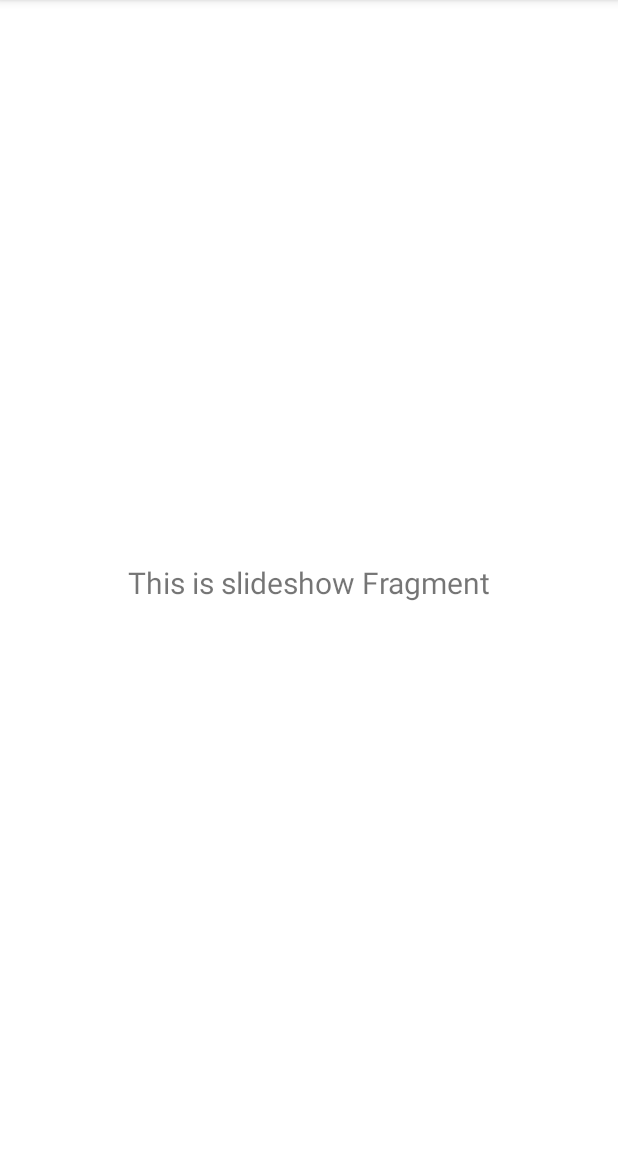
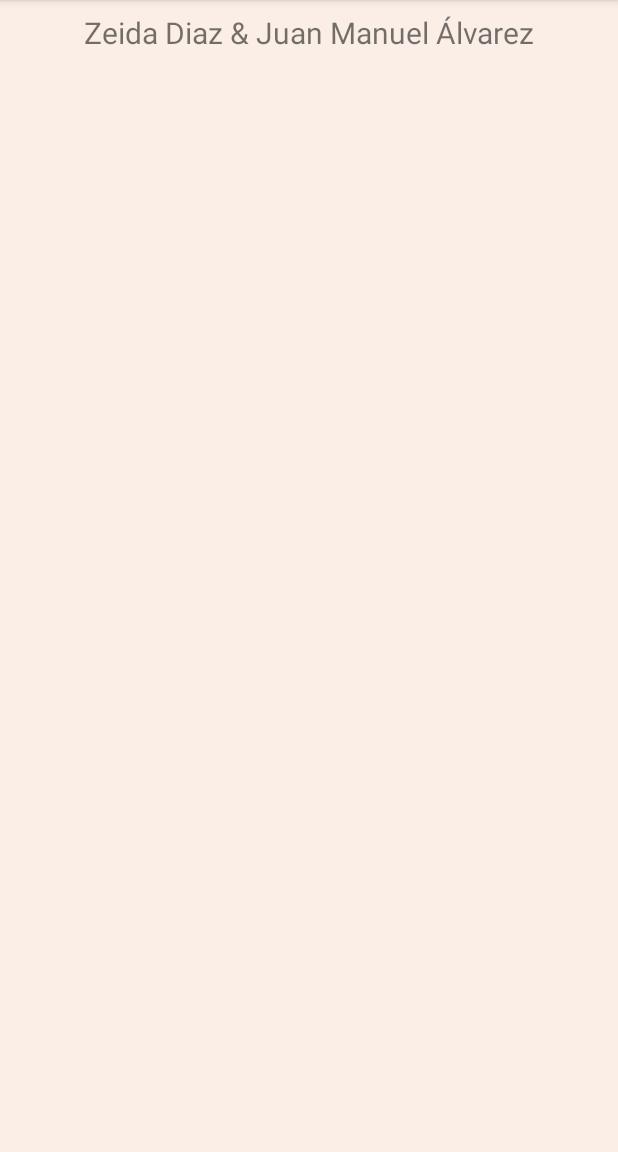
Before and after one commit to alexym/Z_A_MiBoda, an Android app: the fragment TomaNotaFragment shown on its own in the app's theme, on a phone screen of 412 x 824 dp, the part 84-1236 px from its top. Run offline under Robolectric (Android 15) with nearby library versions, the phone set to English and light mode, and no system bars; Roboto replaces fonts that are not available here; 2 statements that could not run were skipped.

Commit message:
ser corrigen cosas

```diff
--- a/app/src/main/java/com/alexym/android/zamiboda/constants/Constants.kt
+++ b/app/src/main/java/com/alexym/android/zamiboda/constants/Constants.kt
@@ -2,6 +2,6 @@ package com.alexym.android.zamiboda.constants
 
 object Constants {
     const val EVENT_DATE_TIME = "2022-06-04 16:00:00"
-//    const val EVENT_DATE_TIME = "2022-02-03 16:00:00"
+//    const val EVENT_DATE_TIME = "2022-02-21 16:00:00"
     const val DATE_FORMAT = "yyyy-MM-dd HH:mm:ss";
 }
--- a/app/src/main/java/com/alexym/android/zamiboda/ui/slideshow/SlideshowFragment.kt
+++ b/app/src/main/java/com/alexym/android/zamiboda/ui/tomanota/TomaNotaFragment.kt
@@ -1,4 +1,4 @@
-package com.alexym.android.zamiboda.ui.slideshow
+package com.alexym.android.zamiboda.ui.tomanota
 
 import android.os.Bundle
 import android.view.LayoutInflater
@@ -8,12 +8,11 @@ import android.widget.TextView
 import androidx.fragment.app.Fragment
 import androidx.lifecycle.Observer
 import androidx.lifecycle.ViewModelProvider
-import com.alexym.android.zamiboda.R
 import com.alexym.android.zamiboda.databinding.FragmentSlideshowBinding
 
-class SlideshowFragment : Fragment() {
+class TomaNotaFragment : Fragment() {
 
-    private lateinit var slideshowViewModel: SlideshowViewModel
+    private lateinit var slideshowViewModel: TomaNotaViewModel
     private var _binding: FragmentSlideshowBinding? = null
 
     // This property is only valid between onCreateView and
@@ -26,7 +25,7 @@ class SlideshowFragment : Fragment() {
             savedInstanceState: Bundle?
     ): View? {
         slideshowViewModel =
-                ViewModelProvider(this).get(SlideshowViewModel::class.java)
+            ViewModelProvider(this)[TomaNotaViewModel::class.java]
 
         _binding = FragmentSlideshowBinding.inflate(inflater, container, false)
         val root: View = binding.root
--- a/app/src/main/java/com/alexym/android/zamiboda/ui/slideshow/SlideshowViewModel.kt
+++ b/app/src/main/java/com/alexym/android/zamiboda/ui/tomanota/TomaNotaViewModel.kt
@@ -1,10 +1,10 @@
-package com.alexym.android.zamiboda.ui.slideshow
+package com.alexym.android.zamiboda.ui.tomanota
 
 import androidx.lifecycle.LiveData
 import androidx.lifecycle.MutableLiveData
 import androidx.lifecycle.ViewModel
 
-class SlideshowViewModel : ViewModel() {
+class TomaNotaViewModel : ViewModel() {
 
     private val _text = MutableLiveData<String>().apply {
         value = "This is slideshow Fragment"
--- a/app/src/main/res/layout/fragment_slideshow.xml
+++ b/app/src/main/res/layout/fragment_slideshow.xml
@@ -4,19 +4,28 @@
     xmlns:tools="http://schemas.android.com/tools"
     android:layout_width="match_parent"
     android:layout_height="match_parent"
-    tools:context=".ui.slideshow.SlideshowFragment">
+    android:background="@color/back"
+    tools:context=".ui.tomanota.TomaNotaFragment">
+
+    <androidx.core.widget.NestedScrollView
+        android:id="@+id/scroll_ns"
+        android:layout_width="match_parent"
+        android:layout_height="match_parent">
 
         <TextView
-        android:id="@+id/text_slideshow"
+            android:id="@+id/text_a"
             android:layout_width="match_parent"
             android:layout_height="wrap_content"
             android:layout_marginStart="8dp"
             android:layout_marginTop="8dp"
             android:layout_marginEnd="8dp"
             android:textAlignment="center"
+            android:text="@string/padrinos_name"
             android:textSize="20sp"
             app:layout_constraintBottom_toBottomOf="parent"
             app:layout_constraintEnd_toEndOf="parent"
             app:layout_constraintStart_toStartOf="parent"
             app:layout_constraintTop_toTopOf="parent" />
+
+    </androidx.core.widget.NestedScrollView>
 </androidx.constraintlayout.widget.ConstraintLayout>
--- a/app/src/main/res/values/strings.xml
+++ b/app/src/main/res/values/strings.xml
@@ -10,7 +10,7 @@
     <string name="menu_home">Nuestra Invitación</string>
     <string name="menu_gallery">Galería</string>
     <string name="menu_location">Ubicación</string>
-    <string name="menu_recomendation">Recomendaciones</string>
+    <string name="menu_recomendation">Toma Nota</string>
 
     <string name="days_title">Días</string>
     <string name="hours_title">Horas</string>
@@ -30,4 +30,5 @@
     <string name="zai_papas">Ma. Elena Villanueva &amp; Abraham Diaz</string>
     <string name="ale_papas">Artemisa Rodarte &amp; Vicente Gómez</string>
     <string name="y_papas">Y</string>
+    <string name="message_a">¡Atención, atención! Es importante tomes en cuenta cada punto.</string>
 </resources>
```
Also changed, not shown: app/src/main/java/com/alexym/android/zamiboda/ui/home/HomeViewModel.kt (+9 -1 lines). Lines whose indentation alone changed are shown as unchanged.
